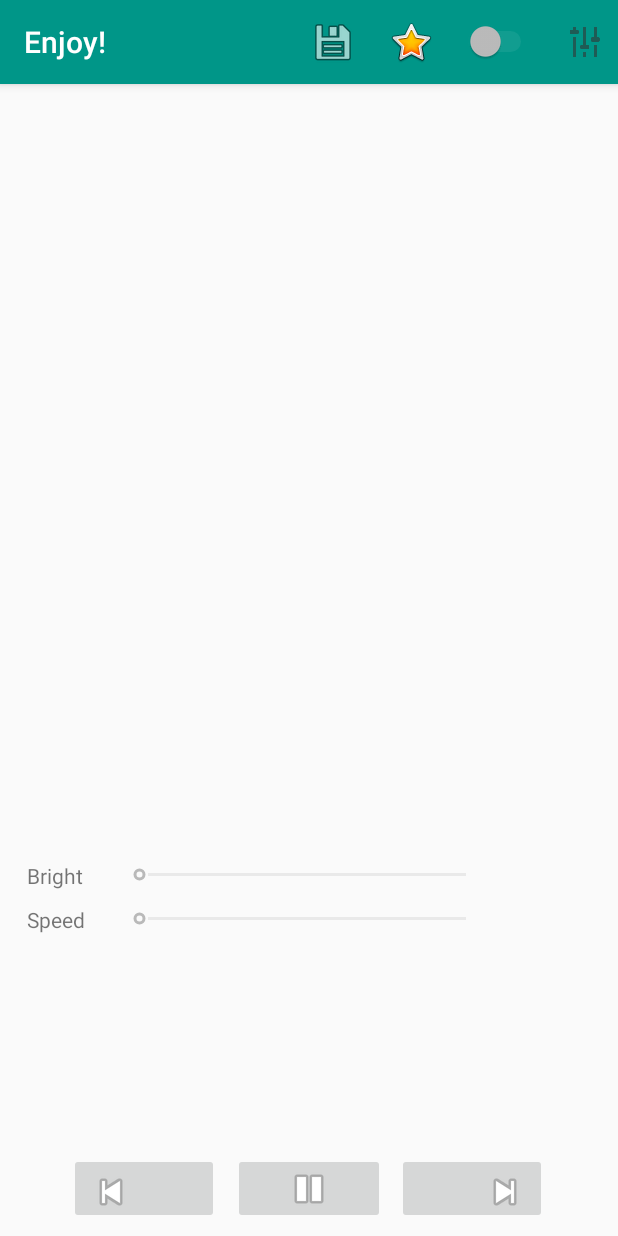
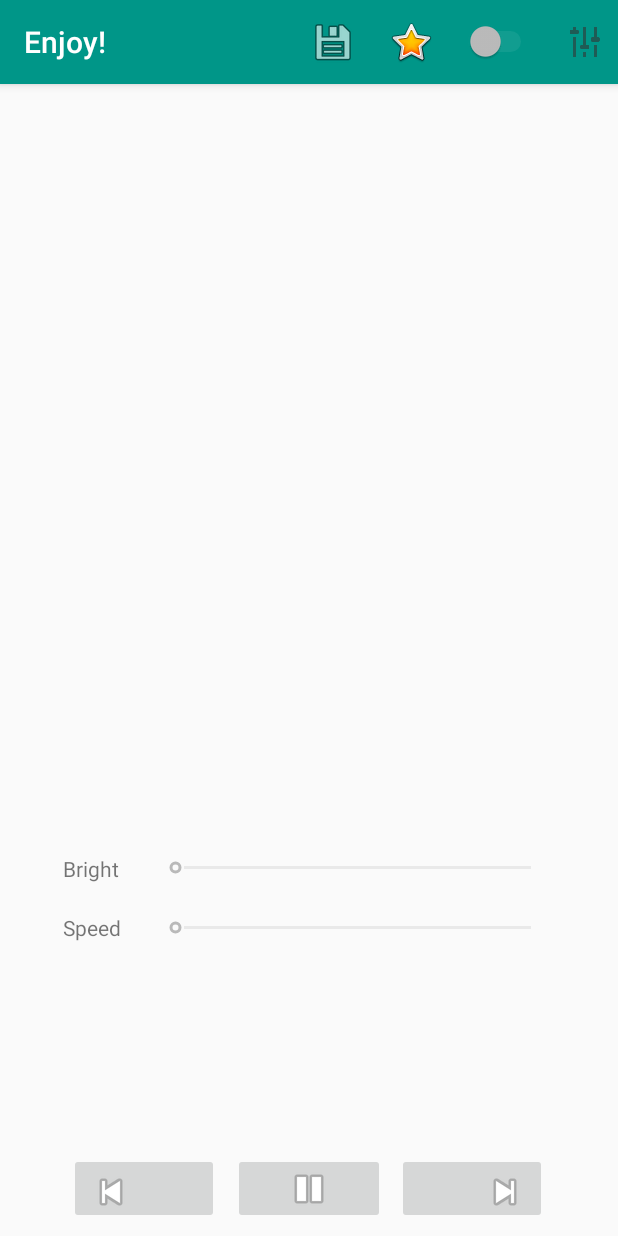
Before and after one commit to Guha5277/LedStripController, an Android app: the ControlActivity screen opened directly, with no data from a screen before it, on a phone screen of 412 x 824 dp. Run offline under Robolectric (Android 15) with nearby library versions, the phone set to English and light mode, and no system bars; 4 statements that could not run were skipped.

Commit message:
Небольшая оптимизация работы. Исправление пары мелких багов.

```diff
--- a/WS2812B_Android/app/src/main/java/com/guhafun/ws2812bcontroller/CustomArrayAdapter.java
+++ b/WS2812B_Android/app/src/main/java/com/guhafun/ws2812bcontroller/CustomArrayAdapter.java
@@ -131,6 +131,8 @@ class CustomArrayAdapter extends ArrayAdapter<String> {
             //Устанавливаем соответствующие цвета для
             convertView.setBackgroundColor(colorActive);
             holder.mText.setTextColor(Color.WHITE);
+            holder.mText.setPadding(50, 15, 0, 0);
+            holder.mText.setTextSize(20.0f);
             holder.mCheckBox.setTextColor(Color.WHITE);
         }
         //Если нет
@@ -138,6 +140,8 @@ class CustomArrayAdapter extends ArrayAdapter<String> {
             //Устанавливаем соответствующие цвета
             convertView.setBackgroundColor(colorDeactive);
             holder.mText.setTextColor(Color.BLACK);
+            holder.mText.setPadding(0, 25, 0, 0);
+            holder.mText.setTextSize(16.0f);
             holder.mCheckBox.setTextColor(Color.BLACK);
         }
 
--- a/WS2812B_Android/app/src/main/java/com/guhafun/ws2812bcontroller/InputThread.java
+++ b/WS2812B_Android/app/src/main/java/com/guhafun/ws2812bcontroller/InputThread.java
@@ -13,6 +13,9 @@ public class InputThread extends Thread{
     private String TAG = "ConLog";
     private InputStream inputStream;
     private Context mContext;
+    private boolean isInitialDataRecieved = false;
+
+    boolean stop = false;
 
     //Константа со значением данных для иницализации
     private final byte INITIAL_DATA_LENGHT = 58;
@@ -31,10 +34,12 @@ public class InputThread extends Thread{
         int readCount;
         byte[] data;
 
-        while(true) {
+
+        while(!stop) {
             try {
                 //Если в буффере есть доступные данные для считывания
                 if (inputStream.available() > 0) {
+
                     //Сохраняем количество байт для считывания в счетчик
                     count = inputStream.available();
 
@@ -42,7 +47,6 @@ public class InputThread extends Thread{
 
                     //Проверяем их количество
                     if (count > 0 && count < 54) {
-
                         Log.d(TAG, "InputThread: Доступно байт: " + count);
                         //Присваиваем счетчику количество доступных байт, создаем эквивалентный счетчику массив, считываем данные и отправляем изменения в главный поток
                         count = inputStream.available();
@@ -50,7 +54,10 @@ public class InputThread extends Thread{
                         //Считываем и отправляем полученные данные
                         data = new byte[count];
                         readCount = inputStream.read(data);
-                        messageProcessing(data);
+
+                        if (isInitialDataRecieved) {
+                            messageProcessing(data);
+                        }
 
                         Log.d(TAG, "InputThread: Принято байт: " + readCount + ", Содердимое: " + Arrays.toString(data));
                     }
@@ -64,8 +71,11 @@ public class InputThread extends Thread{
                         readCount = inputStream.read(data);
                         messageProcessing(data);
 
+                        isInitialDataRecieved = true;
+
                         Log.d(TAG, "InputThread: Принято байт (=58): " + readCount + ", Содердимое: " + Arrays.toString(data));
                     }
+
 
                     //Если пришла какая-то неведомая фигня, то просто очищаем буфер
                     if (count > INITIAL_DATA_LENGHT){
@@ -79,6 +89,7 @@ public class InputThread extends Thread{
 
                 }catch(IOException ie){
                 Log.e(TAG, "InputThread: Ошибка при получении данных!", ie);
+                stopInputThread();
             }
         }
     }
@@ -107,7 +118,6 @@ public class InputThread extends Thread{
                 }
                 break;
 
-            case ON_OFF:
             case PAUSE_PLAY:
             case FAV_MODE:
             case AUTO_MODE:
@@ -119,6 +129,7 @@ public class InputThread extends Thread{
                 }
                 break;
 
+            case ON_OFF:
             case PREV_MODE:
             case NEXT_MODE:
             case ACT_DEACT_MODE:
@@ -148,4 +159,8 @@ public class InputThread extends Thread{
 
         LocalBroadcastManager.getInstance(mContext).sendBroadcast(intent);
     }
+
+    public void stopInputThread(){
+        stop = true;
+    }
 }
--- a/WS2812B_Android/app/src/main/res/layout/activity_contlor.xml
+++ b/WS2812B_Android/app/src/main/res/layout/activity_contlor.xml
@@ -92,7 +92,7 @@
         app:layout_constraintVertical_bias="0.666" />
 
     <TableLayout
-        android:layout_width="match_parent"
+        android:layout_width="348dp"
         android:layout_height="wrap_content"
         android:layout_marginStart="8dp"
         android:layout_marginTop="8dp"
@@ -113,7 +113,9 @@
                 android:layout_width="wrap_content"
                 android:layout_height="wrap_content"
                 android:layout_marginLeft="@dimen/padding_speed_bright"
+                android:layout_marginTop="5dp"
                 android:layout_marginRight="@dimen/padding_speed_bright"
+                android:layout_weight="0"
                 android:text="@string/bright"
                 android:textSize="14sp"
                 tools:layout_editor_absoluteX="47dp"
@@ -121,10 +123,11 @@
 
             <SeekBar
                 android:id="@+id/seekBright"
-                android:layout_width="250dp"
-                android:layout_height="wrap_content"
+                android:layout_width="match_parent"
+                android:layout_height="29dp"
                 android:layout_marginLeft="@dimen/padding_speed_bright"
                 android:layout_marginRight="@dimen/padding_speed_bright"
+                android:layout_weight="1"
                 android:max="255"
                 tools:layout_editor_absoluteX="91dp"
                 tools:layout_editor_absoluteY="419dp" />
@@ -139,7 +142,9 @@
                 android:layout_width="wrap_content"
                 android:layout_height="wrap_content"
                 android:layout_marginLeft="@dimen/menu_item_margin"
+                android:layout_marginTop="5dp"
                 android:layout_marginRight="@dimen/menu_item_margin"
+                android:layout_weight="0"
                 android:text="@string/speed"
                 android:textSize="14sp"
                 tools:layout_editor_absoluteX="8dp"
@@ -147,10 +152,11 @@
 
             <SeekBar
                 android:id="@+id/seekSpeed"
-                android:layout_width="250dp"
-                android:layout_height="wrap_content"
+                android:layout_width="match_parent"
+                android:layout_height="30dp"
                 android:layout_marginStart="@dimen/menu_item_margin"
                 android:layout_marginEnd="@dimen/padding_speed_bright"
+                android:layout_weight="1"
                 android:max="18"
                 tools:layout_editor_absoluteX="91dp"
                 tools:layout_editor_absoluteY="386dp" />
```
Also changed, not shown: WS2812B_Android/app/build.gradle (+8 -7 lines), WS2812B_Android/app/src/main/java/com/guhafun/ws2812bcontroller/ControlActivity.java (+50 -43 lines).
